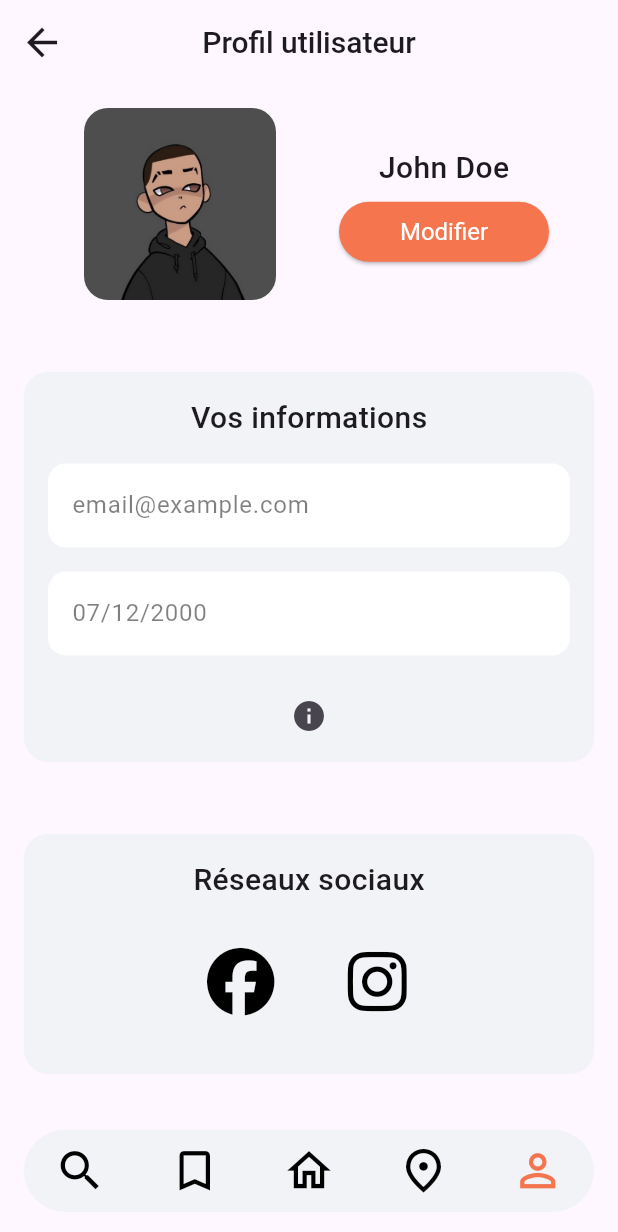
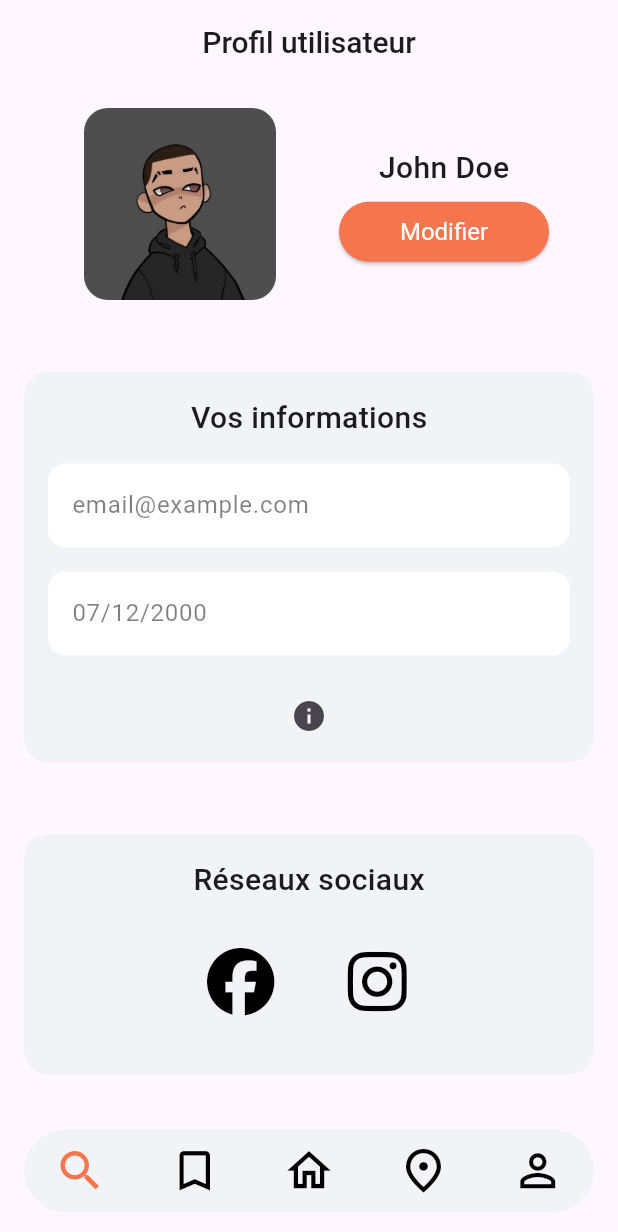
Before and after one commit to yahvya/school-voluptuaria, a Flutter app: the screen it shows after launch, item 5 of the bottom bar chosen, after a tap on the "info" icon, on a phone screen of 412 x 824 dp. Shown: the top 1232 px of the screen. Run offline on Flutter 3.47's test engine with Material 3 defaults, Android fonts, the phone set to English and light mode, and no system bars; our stand-ins replace font_awesome_flutter, go_router, lottie; Roboto replaces fonts that are missing (OpenSans-SemiBold).

Commit message:
update pages

```diff
--- a/front-end/voluptuaria_front/lib/pages/home_page.dart
+++ b/front-end/voluptuaria_front/lib/pages/home_page.dart
@@ -1,12 +1,12 @@
 import 'package:flutter/material.dart';
+import 'package:voluptuaria_front/components/application-navbar.dart';
 import 'package:voluptuaria_front/resources/themes/colors.dart';
 import 'package:voluptuaria_front/components/search_bar.dart';
 import 'package:voluptuaria_front/components/gallery.dart';
 import 'package:voluptuaria_front/components/category_gallery.dart';
-import 'package:voluptuaria_front/components/navigation_bar.dart';
 
 class HomePage extends StatelessWidget {
-  const HomePage({Key? key}) : super(key: key);
+  const HomePage({super.key});
 
   @override
   Widget build(BuildContext context) {
@@ -16,6 +16,7 @@ class HomePage extends StatelessWidget {
           padding: const EdgeInsets.symmetric(horizontal: 8.0),
           child: CustomSearchBar(),
         ),
+        automaticallyImplyLeading: false,
       ),
       body: SingleChildScrollView(
         child: Column(
@@ -43,7 +44,7 @@ class HomePage extends StatelessWidget {
             Padding(
               padding: const EdgeInsets.all(0.0),
               child: Gallery(
-                imagePaths: [
+                imagePaths: const [
                   'lib/resources/images/place1.jpg',
                   'lib/resources/images/place2.jpg',
                   'lib/resources/images/place3.jpg',
@@ -72,21 +73,7 @@ class HomePage extends StatelessWidget {
       ),
       bottomNavigationBar: Padding(
         padding: const EdgeInsets.all(16.0),
-        child: CustomNavigationBar(
-          currentIndex: 2,
-          backgroundColor: upperBorderColor,
-          borderRadius: 30.0,
-          icons: [
-            Icons.search,
-            Icons.bookmark_border,
-            Icons.home_outlined,
-            Icons.place_outlined,
-            Icons.person_outline,
-          ],
-          onIconTap: (index) {
-            print('Icon $index tapped');
-          },
-        ),
+        child: ApplicationNavbar(),
       ),
     );
   }
--- a/front-end/voluptuaria_front/lib/pages/user_profile_page.dart
+++ b/front-end/voluptuaria_front/lib/pages/user_profile_page.dart
@@ -5,24 +5,19 @@ import 'package:voluptuaria_front/components/blur_background.dart';
 import 'package:voluptuaria_front/components/custom_text_field.dart';
 import 'package:voluptuaria_front/components/button.dart';
 import 'package:voluptuaria_front/components/profile_picture.dart';
-import 'package:voluptuaria_front/components/navigation_bar.dart';
 import 'package:voluptuaria_front/components/icon_button.dart';
 import 'package:font_awesome_flutter/font_awesome_flutter.dart';
 
+import '../components/application-navbar.dart';
+
 class UserProfilePage extends StatelessWidget {
-  const UserProfilePage({Key? key}) : super(key: key);
+  const UserProfilePage({super.key});
 
   @override
   Widget build(BuildContext context) {
     return Scaffold(
       appBar: AppBar(
-        leading: IconButton(
-          onPressed: () {
-            print('Icon button pressed');
-          },
-          icon: const Icon(Icons.arrow_back),
-          iconSize: 30.0,
-        ),
+        automaticallyImplyLeading: false,
         title: const Text(
           'Profil utilisateur',
           style: TextStyle(
@@ -40,19 +35,19 @@ class UserProfilePage extends StatelessWidget {
               padding: const EdgeInsets.all(16.0),
               child: Row(
                 children: [
-                  SizedBox(width: 40.0),
-                  ProfilePicture(
+                  const SizedBox(width: 40.0),
+                  const ProfilePicture(
                     size: 128,
                     imagePath: 'lib/resources/images/profileImage.jpg',
                   ),
-                  SizedBox(width: 32.0),
+                  const SizedBox(width: 32.0),
                   Column(
                     children: [
-                      Text(
+                      const Text(
                         'John Doe',
                         style: TextStyle(fontSize: 20, fontWeight: FontWeight.w500, fontFamily: 'OpenSans-SemiBold'),
                       ),
-                      SizedBox(height: 8.0),
+                      const SizedBox(height: 8.0),
                       SizedBox(
                         width: 160,
                         height: 40,
@@ -69,7 +64,7 @@ class UserProfilePage extends StatelessWidget {
                 ],
               ),
             ),
-            SizedBox(height: 16.0),
+            const SizedBox(height: 16.0),
             Padding(
               padding: const EdgeInsets.all(16.0),
               child: BlurBackground(
@@ -80,12 +75,12 @@ class UserProfilePage extends StatelessWidget {
                   alignment: Alignment.topCenter,
                   child: Column(
                     children: [
-                      SizedBox(height: 16.0),
-                      Text(
+                      const SizedBox(height: 16.0),
+                      const Text(
                         'Vos informations',
                         style: TextStyle(fontSize: 20, fontWeight: FontWeight.w500, fontFamily: 'OpenSans-SemiBold'),
                       ),
-                      SizedBox(height: 16.0),
+                      const SizedBox(height: 16.0),
                       Padding(
                         padding: const EdgeInsets.symmetric(horizontal: 16.0),
                         child: CustomTextField(
@@ -95,7 +90,7 @@ class UserProfilePage extends StatelessWidget {
                           borderRadius: 12.0,
                         ),
                       ),
-                      SizedBox(height: 16.0),
+                      const SizedBox(height: 16.0),
                       Padding(
                         padding: const EdgeInsets.symmetric(horizontal: 16.0),
                         child: CustomTextField(
@@ -105,14 +100,14 @@ class UserProfilePage extends StatelessWidget {
                           borderRadius: 12.0,
                         ),
                       ),
-                      SizedBox(height: 16.0),
+                      const SizedBox(height: 16.0),
                       Padding(
                         padding: const EdgeInsets.symmetric(horizontal: 16.0),
                         child: IconButton(
                           onPressed: () {
                             print('Icon button pressed');
                           },
-                          icon: Icon(Icons.info_sharp),
+                          icon: const Icon(Icons.info_sharp),
                         ),
                       ),
                     ],
@@ -120,7 +115,7 @@ class UserProfilePage extends StatelessWidget {
                 ),
               ),
             ),
-            SizedBox(height: 16.0),
+            const SizedBox(height: 16.0),
             Padding(
               padding: const EdgeInsets.all(16.0),
               child: BlurBackground(
@@ -131,12 +126,12 @@ class UserProfilePage extends StatelessWidget {
                   alignment: Alignment.topCenter,
                   child: Column(
                     children: [
-                      SizedBox(height: 16.0),
-                      Text(
+                      const SizedBox(height: 16.0),
+                      const Text(
                         'Réseaux sociaux',
                         style: TextStyle(fontSize: 20, fontWeight: FontWeight.w500, fontFamily: 'OpenSans-SemiBold'),
                       ),
-                      SizedBox(height: 16.0),
+                      const SizedBox(height: 16.0),
                       Padding(
                         padding: const EdgeInsets.symmetric(horizontal: 16.0),
                         child: Row(
@@ -151,7 +146,7 @@ class UserProfilePage extends StatelessWidget {
                                 print('Facebook button pressed');
                               },
                             ),
-                            SizedBox(width: 16.0),
+                            const SizedBox(width: 16.0),
                             CustomIconButton(
                               icon: FontAwesomeIcons.instagram,
                               size: 75.0,
@@ -174,21 +169,7 @@ class UserProfilePage extends StatelessWidget {
       ),
       bottomNavigationBar: Padding(
         padding: const EdgeInsets.all(16.0),
-        child: CustomNavigationBar(
-          currentIndex: 4,
-          backgroundColor: upperBorderColor,
-          borderRadius: 30.0,
-          icons: [
-            Icons.search,
-            Icons.bookmark_border,
-            Icons.home_outlined,
-            Icons.place_outlined,
-            Icons.person_outline,
-          ],
-          onIconTap: (index) {
-            print('Icon $index tapped');
-          },
-        ),
+        child: ApplicationNavbar(),
       ),
     );
   }
```
Also changed, not shown: front-end/voluptuaria_front/lib/pages/forgot_password_confirmation_page.dart (+11 -11 lines), front-end/voluptuaria_front/lib/pages/forgot_password_page.dart (+8 -8 lines), front-end/voluptuaria_front/lib/pages/login_page.dart (+11 -11 lines), front-end/voluptuaria_front/lib/pages/new_travel_route_form_page.dart (+9 -21 lines), front-end/voluptuaria_front/lib/pages/place_details.dart (+5 -5 lines), front-end/voluptuaria_front/lib/pages/registration_confirmation_page.dart (+9 -9 lines), front-end/voluptuaria_front/lib/pages/registration_page.dart (+14 -14 lines), front-end/voluptuaria_front/lib/pages/travel_routes_page.dart (+4 -18 lines), front-end/voluptuaria_front/lib/pages/user_edit_profile_page.dart (+17 -31 lines), front-end/voluptuaria_front/lib/pages/user_wish_list_page.dart (+10 -24 lines).
